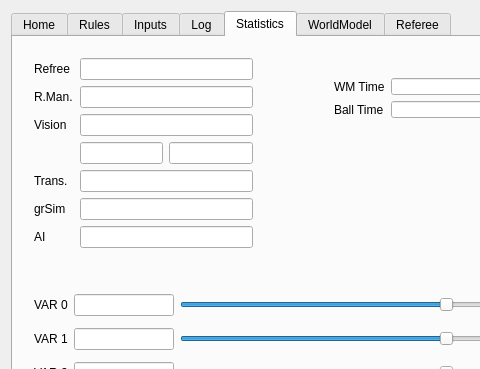
The window that src/ui/mainwindow.ui (MrKarimiD/KN2CAutoref) describes before a commit, drawn with Qt 5; both pictures show x 0 to 480 and y 0 to 369 of the 1005 by 791 pixel window.
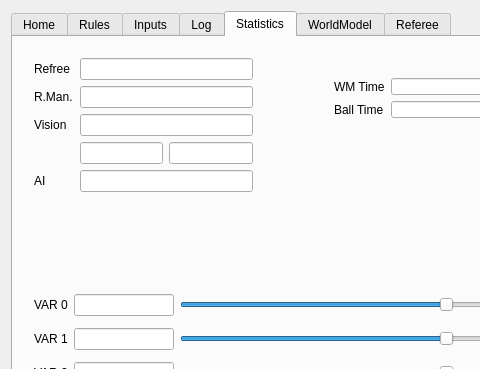
The same window after the commit. The open tabs and pages were chosen to show the change. Icons and pictures are not drawn.

```diff
--- a/src/ui/mainwindow.ui
+++ b/src/ui/mainwindow.ui
@@ -1024,7 +1024,7 @@
           <x>10</x>
           <y>10</y>
           <width>241</width>
-          <height>258</height>
+          <height>221</height>
          </rect>
         </property>
         <layout class="QFormLayout" name="formLayout">
@@ -1082,35 +1082,15 @@
           </layout>
          </item>
          <item row="4" column="0">
-          <widget class="QLabel" name="label_30">
-           <property name="text">
-            <string>Trans.</string>
-           </property>
-          </widget>
-         </item>
-         <item row="4" column="1">
-          <widget class="QLineEdit" name="txtTrans"/>
-         </item>
-         <item row="5" column="0">
-          <widget class="QLabel" name="label_31">
-           <property name="text">
-            <string>grSim</string>
-           </property>
-          </widget>
-         </item>
-         <item row="6" column="0">
           <widget class="QLabel" name="label_61">
            <property name="text">
             <string>AI</string>
            </property>
           </widget>
          </item>
-         <item row="6" column="1">
+         <item row="4" column="1">
           <widget class="QLineEdit" name="txtAIfps"/>
          </item>
-         <item row="5" column="1">
-          <widget class="QLineEdit" name="txtgrSim"/>
-         </item>
         </layout>
        </widget>
       </widget>
```
